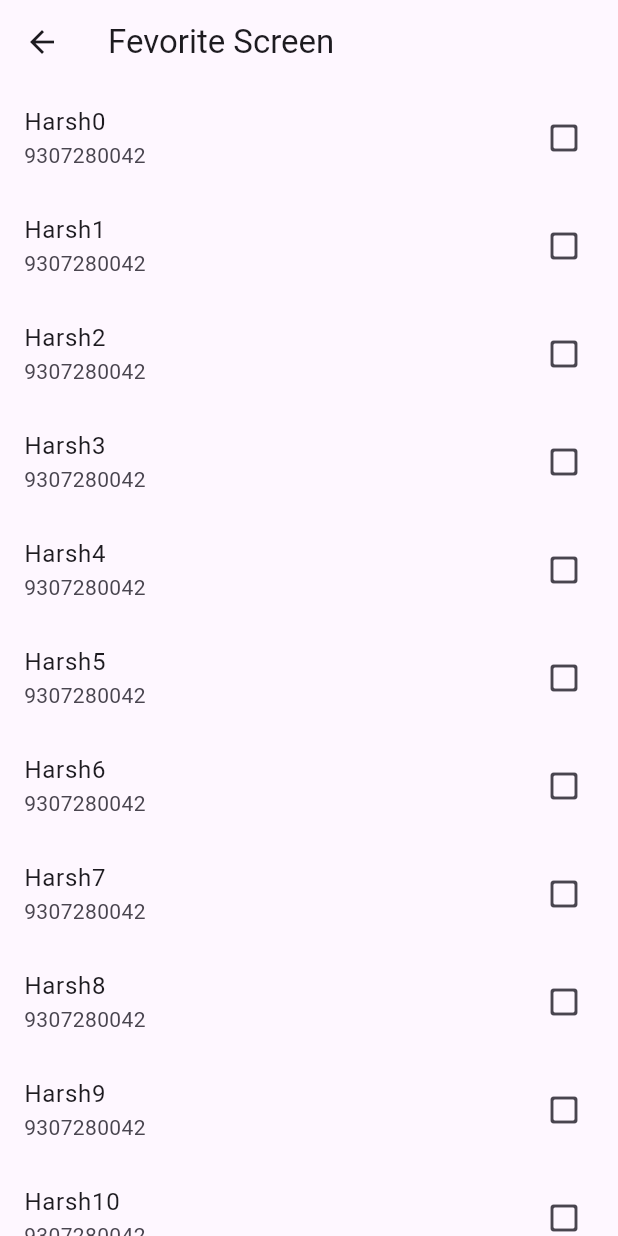
After one commit to KARAN93072/Learner, a Flutter app: the screen it shows after launch, after a tap on "Fevorite Screen", on a phone screen of 412 x 824 dp. The commit adds this screen. Run offline on Flutter 3.47's test engine with Material 3 defaults, Android fonts, the phone set to English and light mode, and no system bars; our stand-ins replace go_router.

Commit message:
first commit

```diff
--- a/lib/const/app_router.dart
+++ b/lib/const/app_router.dart
@@ -1,5 +1,6 @@
 import 'package:go_router/go_router.dart';
 import 'package:learner/screens/count_1/count_example.dart';
+import 'package:learner/screens/fevorite/fevorite_screen.dart';
 import 'package:learner/screens/home/home_screen.dart';
 import 'package:learner/screens/slider/slider_screen.dart';
 
@@ -18,7 +19,11 @@ class AppRouter {
           GoRoute(
               path: 'SliderScreen',
               name: SliderScreen.id,
-              builder: (context, state) => const SliderScreen())
+              builder: (context, state) => const SliderScreen()),
+          GoRoute(
+              path: 'FevoriteScreen',
+              name: FevoriteScreen.id,
+              builder: (context, state) => const FevoriteScreen()),
         ]),
   ]);
 }
--- a/lib/main.dart
+++ b/lib/main.dart
@@ -1,6 +1,7 @@
 import 'package:flutter/material.dart';
 import 'package:learner/const/app_router.dart';
 import 'package:learner/screens/count_1/count_provider.dart';
+import 'package:learner/screens/fevorite/fevorite_provider.dart';
 import 'package:learner/screens/slider/slider_provider.dart';
 import 'package:provider/provider.dart';
 
@@ -15,6 +16,7 @@ class MyApp extends StatelessWidget {
       providers: [
         ChangeNotifierProvider(create: (_) => CountProvider()),
         ChangeNotifierProvider(create: (_) => SliderProvider()),
+        ChangeNotifierProvider(create: (_) => FevoriteProvider()),
       ],
       child: MaterialApp.router(
         routerConfig: AppRouter.router,
--- /dev/null
+++ b/lib/screens/fevorite/fevorite_provider.dart
@@ -0,0 +1,21 @@
+import 'package:flutter/material.dart';
+
+class FevoriteProvider extends ChangeNotifier {
+  List<String> _userList = ['Harsh', 'Vaishnavi', 'Akash', 'Om', 'Pavan'];
+  List<String> get userList => _userList;
+
+  List<int> _listSelected = [];
+  List<int> get listSelected => _listSelected;
+  void setSelectedIndex(int value) {
+    _listSelected.add(value);
+    notifyListeners();
+  }
+
+  ///////////////////////////
+  int _itemIndex = 0;
+  int get itemIndex => _itemIndex;
+  void newItemIndex(int indexValue) {
+    _itemIndex == indexValue;
+    notifyListeners();
+  }
+}
--- /dev/null
+++ b/lib/screens/fevorite/fevorite_screen.dart
@@ -0,0 +1,46 @@
+import 'package:flutter/material.dart';
+import 'package:learner/screens/fevorite/fevorite_provider.dart';
+import 'package:provider/provider.dart';
+
+class FevoriteScreen extends StatelessWidget {
+  const FevoriteScreen({super.key});
+  static String id = 'FevoriteScreen';
+
+  @override
+  Widget build(BuildContext context) {
+    return Scaffold(
+      appBar: AppBar(
+        title: const Text('Fevorite Screen '),
+        actions: [],
+      ),
+      body: Column(
+        children: [
+          Expanded(
+            child: Consumer<FevoriteProvider>(
+              builder: (context, value, state) {
+                return ListView.builder(
+                  itemCount: 20,
+                  itemBuilder: (context, index) {
+                    return ListTile(
+                      onTap: () {
+                        // value.setSelectedIndex(index);
+
+                        ///2nd
+                        value.newItemIndex(index);
+                      },
+                      title: Text('Harsh' + index.toString()),
+                      subtitle: const Text('9307280042'),
+                      trailing: value.itemIndex == 1
+                          ? const Icon(Icons.check_box)
+                          : const Icon(Icons.check_box_outline_blank_rounded),
+                    );
+                  },
+                );
+              },
+            ),
+          ),
+        ],
+      ),
+    );
+  }
+}
--- a/lib/screens/home/home_screen.dart
+++ b/lib/screens/home/home_screen.dart
@@ -2,6 +2,7 @@ import 'package:flutter/material.dart';
 import 'package:flutter/widgets.dart';
 import 'package:go_router/go_router.dart';
 import 'package:learner/screens/count_1/count_example.dart';
+import 'package:learner/screens/fevorite/fevorite_screen.dart';
 import 'package:learner/screens/slider/slider_screen.dart';
 
 class HomeScreen extends StatelessWidget {
@@ -24,7 +25,12 @@ class HomeScreen extends StatelessWidget {
                 onPressed: () {
                   GoRouter.of(context).goNamed(SliderScreen.id);
                 },
-                child: Text('Slider Screen'))
+                child: Text('Slider Screen')),
+            FilledButton(
+                onPressed: () {
+                  GoRouter.of(context).goNamed(FevoriteScreen.id);
+                },
+                child: Text('Fevorite Screen')),
           ],
         ),
       ),
```
Also changed, not shown: 1 other file.
